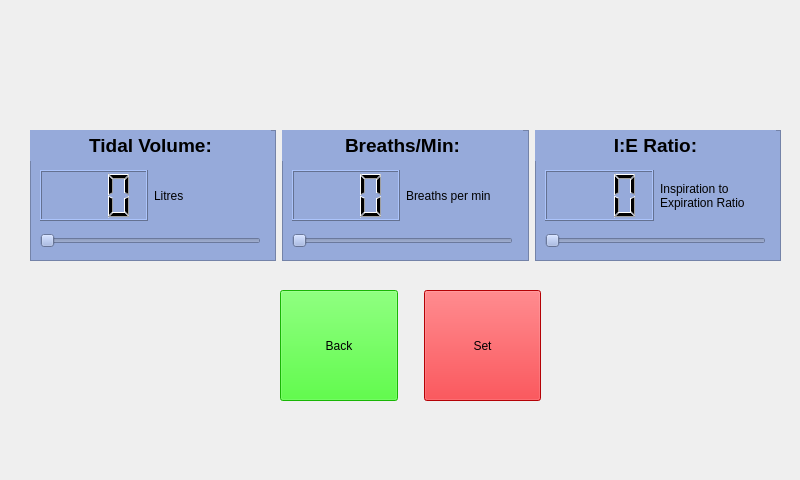
Old version of the form software/control_system/gui/edit_parameters.ui in the repository VentCU/bbwtb.
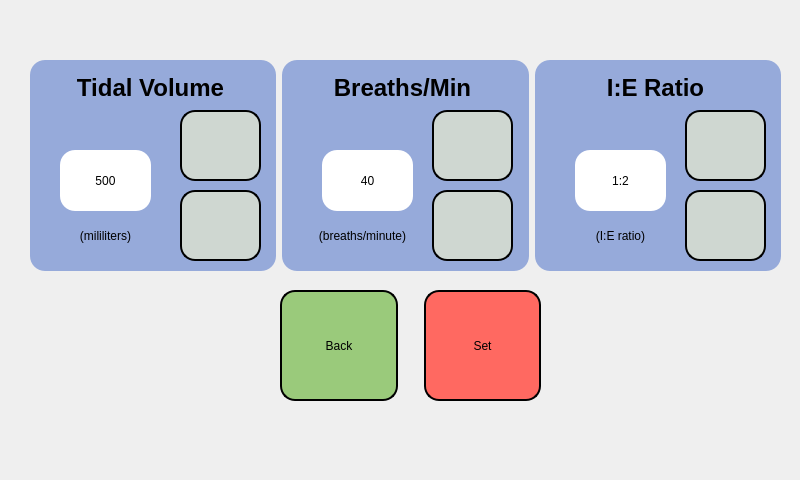
New version of the form. Icons and pictures are not drawn.

```diff
--- a/software/control_system/gui/edit_parameters.ui
+++ b/software/control_system/gui/edit_parameters.ui
@@ -21,180 +21,25 @@
     <property name="geometry">
      <rect>
       <x>30</x>
-      <y>130</y>
+      <y>60</y>
       <width>751</width>
-      <height>131</height>
+      <height>211</height>
      </rect>
     </property>
     <layout class="QGridLayout" name="Parameters">
      <property name="horizontalSpacing">
-      <number>-1</number>
+      <number>6</number>
      </property>
-     <item row="0" column="2">
-      <widget class="QFrame" name="IE_frame">
-       <property name="styleSheet">
-        <string notr="true">background-color: rgb(150, 170, 218);</string>
-       </property>
-       <property name="frameShape">
-        <enum>QFrame::StyledPanel</enum>
-       </property>
-       <property name="frameShadow">
-        <enum>QFrame::Raised</enum>
-       </property>
-       <widget class="QLabel" name="IE_label">
-        <property name="geometry">
-         <rect>
-          <x>0</x>
-          <y>0</y>
-          <width>241</width>
-          <height>31</height>
-         </rect>
-        </property>
-        <property name="text">
-         <string>&lt;html&gt;&lt;head/&gt;&lt;body&gt;&lt;p&gt;&lt;span style=&quot; font-size:14pt; font-weight:600;&quot;&gt;I:E Ratio:&lt;/span&gt;&lt;/p&gt;&lt;/body&gt;&lt;/html&gt;</string>
-        </property>
-        <property name="textFormat">
-         <enum>Qt::AutoText</enum>
-        </property>
-        <property name="alignment">
-         <set>Qt::AlignCenter</set>
-        </property>
-       </widget>
-       <widget class="QWidget" name="horizontalLayoutWidget_3">
-        <property name="geometry">
-         <rect>
-          <x>10</x>
-          <y>40</y>
-          <width>224</width>
-          <height>51</height>
-         </rect>
-        </property>
-        <layout class="QHBoxLayout" name="IE_readout">
-         <item>
-          <widget class="QLCDNumber" name="IE">
-           <property name="smallDecimalPoint">
-            <bool>false</bool>
-           </property>
-           <property name="digitCount">
-            <number>3</number>
-           </property>
-          </widget>
-         </item>
-         <item>
-          <widget class="QLabel" name="IE_unit">
-           <property name="text">
-            <string>Inspiration to
-Expiration Ratio</string>
-           </property>
-          </widget>
-         </item>
-        </layout>
-       </widget>
-       <widget class="QSlider" name="IE_slider">
-        <property name="geometry">
-         <rect>
-          <x>10</x>
-          <y>100</y>
-          <width>221</width>
-          <height>22</height>
-         </rect>
-        </property>
-        <property name="maximum">
-         <number>40</number>
-        </property>
-        <property name="orientation">
-         <enum>Qt::Horizontal</enum>
-        </property>
-        <property name="tickPosition">
-         <enum>QSlider::NoTicks</enum>
-        </property>
-       </widget>
-      </widget>
-     </item>
-     <item row="0" column="1">
-      <widget class="QFrame" name="breaths_per_min_frame">
-       <property name="styleSheet">
-        <string notr="true">background-color: rgb(150, 170, 218);</string>
-       </property>
-       <property name="frameShape">
-        <enum>QFrame::StyledPanel</enum>
-       </property>
-       <property name="frameShadow">
-        <enum>QFrame::Raised</enum>
-       </property>
-       <widget class="QLabel" name="breaths_per_min_label">
-        <property name="geometry">
-         <rect>
-          <x>0</x>
-          <y>0</y>
-          <width>241</width>
-          <height>31</height>
-         </rect>
-        </property>
-        <property name="text">
-         <string>&lt;html&gt;&lt;head/&gt;&lt;body&gt;&lt;p&gt;&lt;span style=&quot; font-size:14pt; font-weight:600;&quot;&gt;Breaths/Min:&lt;/span&gt;&lt;/p&gt;&lt;/body&gt;&lt;/html&gt;</string>
-        </property>
-        <property name="textFormat">
-         <enum>Qt::AutoText</enum>
-        </property>
-        <property name="alignment">
-         <set>Qt::AlignCenter</set>
-        </property>
-       </widget>
-       <widget class="QWidget" name="horizontalLayoutWidget_2">
-        <property name="geometry">
-         <rect>
-          <x>10</x>
-          <y>40</y>
-          <width>221</width>
-          <height>51</height>
-         </rect>
-        </property>
-        <layout class="QHBoxLayout" name="breaths_per_min_readout">
-         <item>
-          <widget class="QLCDNumber" name="breaths_per_min">
-           <property name="smallDecimalPoint">
-            <bool>false</bool>
-           </property>
-           <property name="digitCount">
-            <number>3</number>
-           </property>
-          </widget>
-         </item>
-         <item>
-          <widget class="QLabel" name="breaths_per_min_unit">
-           <property name="text">
-            <string>Breaths per min</string>
-           </property>
-          </widget>
-         </item>
-        </layout>
-       </widget>
-       <widget class="QSlider" name="breaths_per_min_slider">
-        <property name="geometry">
-         <rect>
-          <x>10</x>
-          <y>100</y>
-          <width>221</width>
-          <height>22</height>
-         </rect>
-        </property>
-        <property name="maximum">
-         <number>40</number>
-        </property>
-        <property name="orientation">
-         <enum>Qt::Horizontal</enum>
-        </property>
-        <property name="tickPosition">
-         <enum>QSlider::NoTicks</enum>
-        </property>
-       </widget>
-      </widget>
-     </item>
      <item row="0" column="0">
       <widget class="QFrame" name="tidal_volume_frame">
        <property name="styleSheet">
-        <string notr="true">background-color: rgb(150, 170, 218);</string>
+        <string notr="true">background-color: rgb(150, 170, 218);
+border-style: outset;
+border-radius: 15px;
+border-color: black;
+padding: 4px;
+border-style: none;
+</string>
        </property>
        <property name="frameShape">
         <enum>QFrame::StyledPanel</enum>
@@ -206,13 +51,16 @@
         <property name="geometry">
          <rect>
           <x>0</x>
-          <y>0</y>
+          <y>10</y>
           <width>241</width>
           <height>31</height>
          </rect>
         </property>
+        <property name="styleSheet">
+         <string notr="true">font: 18pt &quot;Bahnschrift&quot;;</string>
+        </property>
         <property name="text">
-         <string>&lt;html&gt;&lt;head/&gt;&lt;body&gt;&lt;p&gt;&lt;span style=&quot; font-size:14pt; font-weight:600;&quot;&gt;Tidal Volume:&lt;/span&gt;&lt;/p&gt;&lt;/body&gt;&lt;/html&gt;</string>
+         <string>&lt;html&gt;&lt;head/&gt;&lt;body&gt;&lt;p&gt;&lt;span style=&quot; font-size:18pt; font-weight:600;&quot;&gt;Tidal Volume&lt;/span&gt;&lt;/p&gt;&lt;/body&gt;&lt;/html&gt;</string>
         </property>
         <property name="textFormat">
          <enum>Qt::AutoText</enum>
@@ -221,59 +69,480 @@
          <set>Qt::AlignCenter</set>
         </property>
        </widget>
-       <widget class="QSlider" name="tidal_volume_slider">
+       <widget class="QPushButton" name="tidal_volume_increase">
         <property name="geometry">
          <rect>
-          <x>10</x>
-          <y>100</y>
-          <width>221</width>
-          <height>22</height>
+          <x>150</x>
+          <y>50</y>
+          <width>81</width>
+          <height>71</height>
          </rect>
         </property>
-        <property name="maximum">
-         <number>30</number>
+        <property name="sizePolicy">
+         <sizepolicy hsizetype="Expanding" vsizetype="Expanding">
+          <horstretch>0</horstretch>
+          <verstretch>0</verstretch>
+         </sizepolicy>
         </property>
-        <property name="orientation">
-         <enum>Qt::Horizontal</enum>
+        <property name="autoFillBackground">
+         <bool>false</bool>
         </property>
-        <property name="tickPosition">
-         <enum>QSlider::NoTicks</enum>
+        <property name="styleSheet">
+         <string notr="true">background-color: rgb(207, 215, 209);
+font: 14pt &quot;Bahnschrift&quot;;
+border-style: outset;
+border-width: 2px;
+border-radius: 15px;
+border-color: black;
+padding: 4px;</string>
         </property>
+        <property name="text">
+         <string/>
+        </property>
+        <property name="icon">
+         <iconset>
+          <normaloff>../../../../../Downloads/up arrow.png</normaloff>../../../../../Downloads/up arrow.png</iconset>
+        </property>
+        <property name="iconSize">
+         <size>
+          <width>32</width>
+          <height>32</height>
+         </size>
+        </property>
+        <property name="flat">
+         <bool>false</bool>
+        </property>
        </widget>
-       <widget class="QWidget" name="horizontalLayoutWidget">
+       <widget class="QPushButton" name="back_button_7">
         <property name="geometry">
          <rect>
-          <x>10</x>
-          <y>40</y>
-          <width>221</width>
-          <height>51</height>
+          <x>150</x>
+          <y>130</y>
+          <width>81</width>
+          <height>71</height>
          </rect>
         </property>
-        <layout class="QHBoxLayout" name="tidal_volume_readout">
-         <item>
-          <widget class="QLCDNumber" name="tidal_volume">
-           <property name="smallDecimalPoint">
-            <bool>false</bool>
-           </property>
-           <property name="digitCount">
-            <number>3</number>
-           </property>
-          </widget>
-         </item>
-         <item>
-          <widget class="QLabel" name="tidal_volume_unit">
-           <property name="text">
-            <string>Litres</string>
-           </property>
-          </widget>
-         </item>
-        </layout>
+        <property name="sizePolicy">
+         <sizepolicy hsizetype="Expanding" vsizetype="Expanding">
+          <horstretch>0</horstretch>
+          <verstretch>0</verstretch>
+         </sizepolicy>
+        </property>
+        <property name="autoFillBackground">
+         <bool>false</bool>
+        </property>
+        <property name="styleSheet">
+         <string notr="true">background-color: rgb(207, 215, 209);
+font: 14pt &quot;Bahnschrift&quot;;
+border-style: outset;
+border-width: 2px;
+border-radius: 15px;
+border-color: black;
+padding: 4px;</string>
+        </property>
+        <property name="text">
+         <string/>
+        </property>
+        <property name="icon">
+         <iconset>
+          <normaloff>../../../../../Downloads/down arrow.png</normaloff>../../../../../Downloads/down arrow.png</iconset>
+        </property>
+        <property name="iconSize">
+         <size>
+          <width>32</width>
+          <height>32</height>
+         </size>
+        </property>
+        <property name="flat">
+         <bool>false</bool>
+        </property>
+       </widget>
+       <widget class="QLabel" name="tidal_volume">
+        <property name="geometry">
+         <rect>
+          <x>30</x>
+          <y>90</y>
+          <width>91</width>
+          <height>61</height>
+         </rect>
+        </property>
+        <property name="styleSheet">
+         <string notr="true">background-color: rgb(255, 255, 255);
+border-style: none;
+font: 14pt &quot;Bahnschrift&quot;;</string>
+        </property>
+        <property name="text">
+         <string>500</string>
+        </property>
+        <property name="alignment">
+         <set>Qt::AlignCenter</set>
+        </property>
+       </widget>
+       <widget class="QLabel" name="tidal_volume_decrease">
+        <property name="geometry">
+         <rect>
+          <x>30</x>
+          <y>160</y>
+          <width>91</width>
+          <height>31</height>
+         </rect>
+        </property>
+        <property name="styleSheet">
+         <string notr="true">font: 12pt &quot;Bahnschrift&quot;;</string>
+        </property>
+        <property name="text">
+         <string>(mililiters)</string>
+        </property>
+        <property name="alignment">
+         <set>Qt::AlignCenter</set>
+        </property>
+       </widget>
+      </widget>
+     </item>
+     <item row="0" column="1">
+      <widget class="QFrame" name="breaths_per_min_frame">
+       <property name="styleSheet">
+        <string notr="true">background-color: rgb(150, 170, 218);
+border-style: outset;
+border-radius: 15px;
+border-color: black;
+padding: 4px;
+border-style: none;</string>
+       </property>
+       <property name="frameShape">
+        <enum>QFrame::StyledPanel</enum>
+       </property>
+       <property name="frameShadow">
+        <enum>QFrame::Raised</enum>
+       </property>
+       <widget class="QLabel" name="breaths_per_min_label">
+        <property name="geometry">
+         <rect>
+          <x>0</x>
+          <y>10</y>
+          <width>241</width>
+          <height>31</height>
+         </rect>
+        </property>
+        <property name="styleSheet">
+         <string notr="true">font: 14pt &quot;Bahnschrift&quot;;</string>
+        </property>
+        <property name="text">
+         <string>&lt;html&gt;&lt;head/&gt;&lt;body&gt;&lt;p&gt;&lt;span style=&quot; font-size:18pt; font-weight:600;&quot;&gt;Breaths/Min&lt;/span&gt;&lt;/p&gt;&lt;/body&gt;&lt;/html&gt;</string>
+        </property>
+        <property name="textFormat">
+         <enum>Qt::AutoText</enum>
+        </property>
+        <property name="alignment">
+         <set>Qt::AlignCenter</set>
+        </property>
+       </widget>
+       <widget class="QPushButton" name="bpm_increase">
+        <property name="geometry">
+         <rect>
+          <x>150</x>
+          <y>50</y>
+          <width>81</width>
+          <height>71</height>
+         </rect>
+        </property>
+        <property name="sizePolicy">
+         <sizepolicy hsizetype="Expanding" vsizetype="Expanding">
+          <horstretch>0</horstretch>
+          <verstretch>0</verstretch>
+         </sizepolicy>
+        </property>
+        <property name="autoFillBackground">
+         <bool>false</bool>
+        </property>
+        <property name="styleSheet">
+         <string notr="true">background-color: rgb(207, 215, 209);
+font: 14pt &quot;Bahnschrift&quot;;
+border-style: outset;
+border-width: 2px;
+border-radius: 15px;
+border-color: black;
+padding: 4px;</string>
+        </property>
+        <property name="text">
+         <string/>
+        </property>
+        <property name="icon">
+         <iconset>
+          <normaloff>../../../../../Downloads/up arrow.png</normaloff>../../../../../Downloads/up arrow.png</iconset>
+        </property>
+        <property name="iconSize">
+         <size>
+          <width>32</width>
+          <height>32</height>
+         </size>
+        </property>
+        <property name="flat">
+         <bool>false</bool>
+        </property>
+       </widget>
+       <widget class="QPushButton" name="bpm_decrease">
+        <property name="geometry">
+         <rect>
+          <x>150</x>
+          <y>130</y>
+          <width>81</width>
+          <height>71</height>
+         </rect>
+        </property>
+        <property name="sizePolicy">
+         <sizepolicy hsizetype="Expanding" vsizetype="Expanding">
+          <horstretch>0</horstretch>
+          <verstretch>0</verstretch>
+         </sizepolicy>
+        </property>
+        <property name="autoFillBackground">
+         <bool>false</bool>
+        </property>
+        <property name="styleSheet">
+         <string notr="true">background-color: rgb(207, 215, 209);
+font: 14pt &quot;Bahnschrift&quot;;
+border-style: outset;
+border-width: 2px;
+border-radius: 15px;
+border-color: black;
+padding: 4px;</string>
+        </property>
+        <property name="text">
+         <string/>
+        </property>
+        <property name="icon">
+         <iconset>
+          <normaloff>../../../../../Downloads/down arrow.png</normaloff>../../../../../Downloads/down arrow.png</iconset>
+        </property>
+        <property name="iconSize">
+         <size>
+          <width>32</width>
+          <height>32</height>
+         </size>
+        </property>
+        <property name="flat">
+         <bool>false</bool>
+        </property>
+       </widget>
+       <widget class="QLabel" name="bpm">
+        <property name="geometry">
+         <rect>
+          <x>40</x>
+          <y>90</y>
+          <width>91</width>
+          <height>61</height>
+         </rect>
+        </property>
+        <property name="styleSheet">
+         <string notr="true">background-color: rgb(255, 255, 255);
+border-style: none;
+font: 14pt &quot;Bahnschrift&quot;;</string>
+        </property>
+        <property name="text">
+         <string>40</string>
+        </property>
+        <property name="alignment">
+         <set>Qt::AlignCenter</set>
+        </property>
+       </widget>
+       <widget class="QLabel" name="label_2">
+        <property name="geometry">
+         <rect>
+          <x>0</x>
+          <y>160</y>
+          <width>161</width>
+          <height>31</height>
+         </rect>
+        </property>
+        <property name="styleSheet">
+         <string notr="true">font: 12pt &quot;Bahnschrift&quot;;</string>
+        </property>
+        <property name="text">
+         <string>(breaths/minute)</string>
+        </property>
+        <property name="alignment">
+         <set>Qt::AlignCenter</set>
+        </property>
+       </widget>
+       <zorder>breaths_per_min_label</zorder>
+       <zorder>bpm_increase</zorder>
+       <zorder>bpm</zorder>
+       <zorder>label_2</zorder>
+       <zorder>bpm_decrease</zorder>
+      </widget>
+     </item>
+     <item row="0" column="2">
+      <widget class="QFrame" name="IE_frame">
+       <property name="styleSheet">
+        <string notr="true">background-color: rgb(150, 170, 218);
+border-style: outset;
+border-radius: 15px;
+border-color: black;
+padding: 4px;
+border-style: none;</string>
+       </property>
+       <property name="frameShape">
+        <enum>QFrame::StyledPanel</enum>
+       </property>
+       <property name="frameShadow">
+        <enum>QFrame::Raised</enum>
+       </property>
+       <widget class="QLabel" name="IE_label">
+        <property name="geometry">
+         <rect>
+          <x>0</x>
+          <y>10</y>
+          <width>241</width>
+          <height>31</height>
+         </rect>
+        </property>
+        <property name="styleSheet">
+         <string notr="true">font: 14pt &quot;Bahnschrift&quot;;</string>
+        </property>
+        <property name="text">
+         <string>&lt;html&gt;&lt;head/&gt;&lt;body&gt;&lt;p&gt;&lt;span style=&quot; font-size:18pt; font-weight:600;&quot;&gt;I:E Ratio&lt;/span&gt;&lt;/p&gt;&lt;/body&gt;&lt;/html&gt;</string>
+        </property>
+        <property name="textFormat">
+         <enum>Qt::AutoText</enum>
+        </property>
+        <property name="alignment">
+         <set>Qt::AlignCenter</set>
+        </property>
+       </widget>
+       <widget class="QPushButton" name="ie_ratio_increase">
+        <property name="geometry">
+         <rect>
+          <x>150</x>
+          <y>50</y>
+          <width>81</width>
+          <height>71</height>
+         </rect>
+        </property>
+        <property name="sizePolicy">
+         <sizepolicy hsizetype="Expanding" vsizetype="Expanding">
+          <horstretch>0</horstretch>
+          <verstretch>0</verstretch>
+         </sizepolicy>
+        </property>
+        <property name="autoFillBackground">
+         <bool>false</bool>
+        </property>
+        <property name="styleSheet">
+         <string notr="true">background-color: rgb(207, 215, 209);
+font: 14pt &quot;Bahnschrift&quot;;
+border-style: outset;
+border-width: 2px;
+border-radius: 15px;
+border-color: black;
+padding: 4px;</string>
+        </property>
+        <property name="text">
+         <string/>
+        </property>
+        <property name="icon">
+         <iconset>
+          <normaloff>../../../../../Downloads/up arrow.png</normaloff>../../../../../Downloads/up arrow.png</iconset>
+        </property>
+        <property name="iconSize">
+         <size>
+          <width>32</width>
+          <height>32</height>
+         </size>
+        </property>
+        <property name="flat">
+         <bool>false</bool>
+        </property>
+       </widget>
+       <widget class="QPushButton" name="back_button_5">
+        <property name="geometry">
+         <rect>
+          <x>150</x>
+          <y>130</y>
+          <width>81</width>
+          <height>71</height>
+         </rect>
+        </property>
+        <property name="sizePolicy">
+         <sizepolicy hsizetype="Expanding" vsizetype="Expanding">
+          <horstretch>0</horstretch>
+          <verstretch>0</verstretch>
+         </sizepolicy>
+        </property>
+        <property name="autoFillBackground">
+         <bool>false</bool>
+        </property>
+        <property name="styleSheet">
+         <string notr="true">background-color: rgb(207, 215, 209);
+font: 14pt &quot;Bahnschrift&quot;;
+border-style: outset;
+border-width: 2px;
+border-radius: 15px;
+border-color: black;
+padding: 4px;</string>
+        </property>
+        <property name="text">
+         <string/>
+        </property>
+        <property name="icon">
+         <iconset>
+          <normaloff>../../../../../Downloads/down arrow.png</normaloff>../../../../../Downloads/down arrow.png</iconset>
+        </property>
+        <property name="iconSize">
+         <size>
+          <width>32</width>
+          <height>32</height>
+         </size>
+        </property>
+        <property name="flat">
+         <bool>false</bool>
+        </property>
+       </widget>
+       <widget class="QLabel" name="ie_ratio">
+        <property name="geometry">
+         <rect>
+          <x>40</x>
+          <y>90</y>
+          <width>91</width>
+          <height>61</height>
+         </rect>
+        </property>
+        <property name="styleSheet">
+         <string notr="true">background-color: rgb(255, 255, 255);
+border-style: none;
+font: 14pt &quot;Bahnschrift&quot;;</string>
+        </property>
+        <property name="text">
+         <string>1:2</string>
+        </property>
+        <property name="alignment">
+         <set>Qt::AlignCenter</set>
+        </property>
+       </widget>
+       <widget class="QLabel" name="label_3">
+        <property name="geometry">
+         <rect>
+          <x>40</x>
+          <y>160</y>
+          <width>91</width>
+          <height>31</height>
+         </rect>
+        </property>
+        <property name="styleSheet">
+         <string notr="true">font: 12pt &quot;Bahnschrift&quot;;</string>
+        </property>
+        <property name="text">
+         <string>(I:E ratio)</string>
+        </property>
+        <property name="alignment">
+         <set>Qt::AlignCenter</set>
+        </property>
        </widget>
       </widget>
      </item>
     </layout>
    </widget>
-   <widget class="QWidget" name="">
+   <widget class="QWidget" name="layoutWidget">
     <property name="geometry">
      <rect>
       <x>280</x>
@@ -298,7 +567,13 @@
         </sizepolicy>
        </property>
        <property name="styleSheet">
-        <string notr="true">background-color: rgb(33, 255, 6)</string>
+        <string notr="true">background-color: rgb(154, 202, 123);
+font: 14pt &quot;Bahnschrift&quot;;
+border-style: outset;
+border-width: 2px;
+border-radius: 15px;
+border-color: black;
+padding: 4px;</string>
        </property>
        <property name="text">
         <string>Back</string>
@@ -330,7 +605,13 @@
         </sizepolicy>
        </property>
        <property name="styleSheet">
-        <string notr="true">background-color: rgb(252, 1, 7);</string>
+        <string notr="true">background-color: rgb(255, 105, 97);
+font: 14pt &quot;Bahnschrift&quot;;
+border-style: outset;
+border-width: 2px;
+border-radius: 15px;
+border-color: black;
+padding: 4px;</string>
        </property>
        <property name="text">
         <string>Set</string>
```
Left out of the diff: 48 changed lines with no effect on the pictures.
